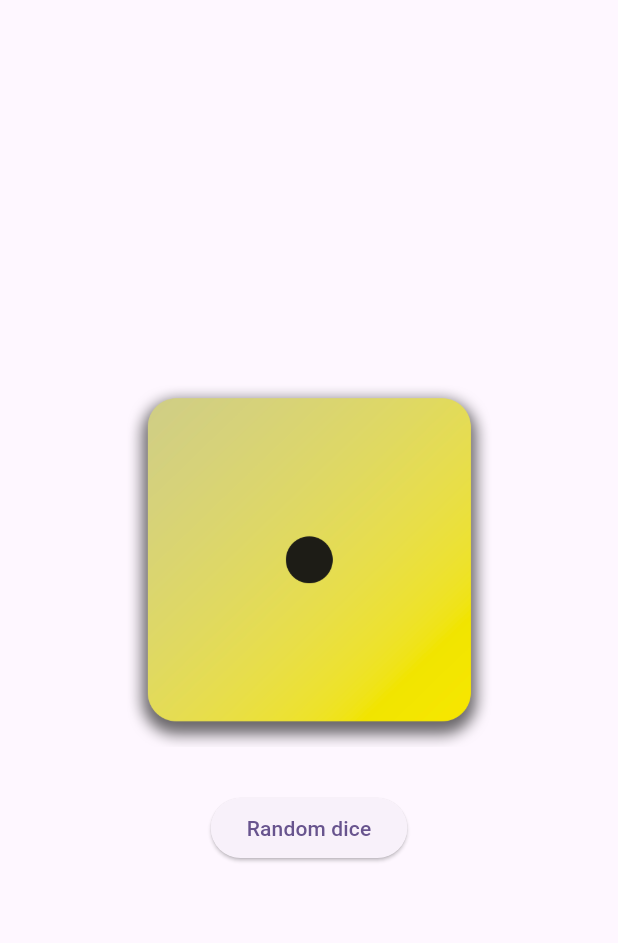
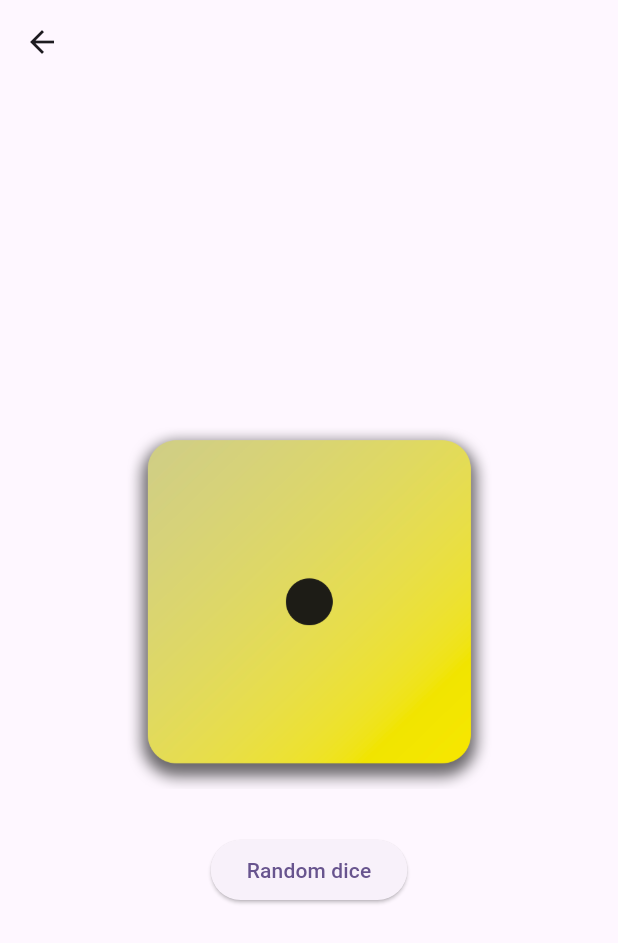
Before and after one commit to emanuelnlopez/flutter-globant-academy-rolldice, a Flutter app: the RollDiceView screen opened directly, on a phone screen of 412 x 824 dp. Shown: the top 943 px of the screen. Run offline on Flutter 3.47's test engine with Material 3 defaults, Android fonts, the phone set to English and light mode, and no system bars; our stand-ins replace bloc, equatable, flutter_bloc.

Commit message:
add appbar on details screen - so we can back to previous one

```diff
--- a/lib/rolldicebloc.dart
+++ b/lib/rolldicebloc.dart
@@ -22,7 +22,7 @@ class RollDiceView extends StatelessWidget {
   @override
   Widget build(BuildContext context) {
     return Scaffold(
-      appBar: null,
+      appBar: AppBar(),
       body: Column(
         mainAxisAlignment: MainAxisAlignment.center,
         crossAxisAlignment: CrossAxisAlignment.center,
```
